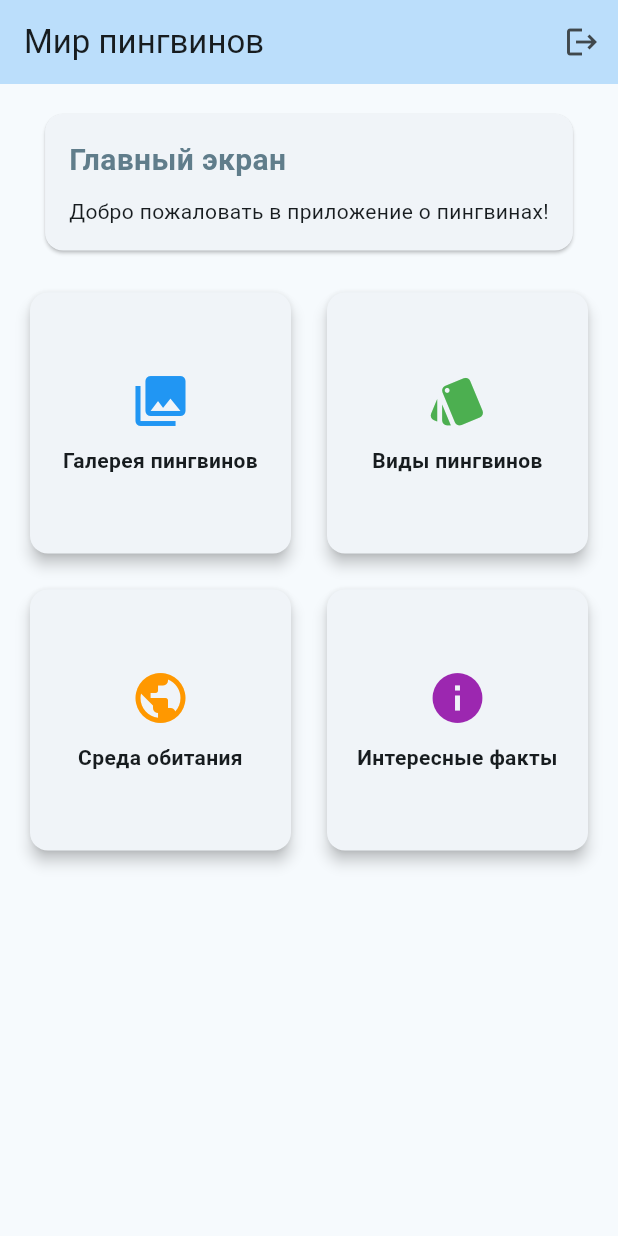
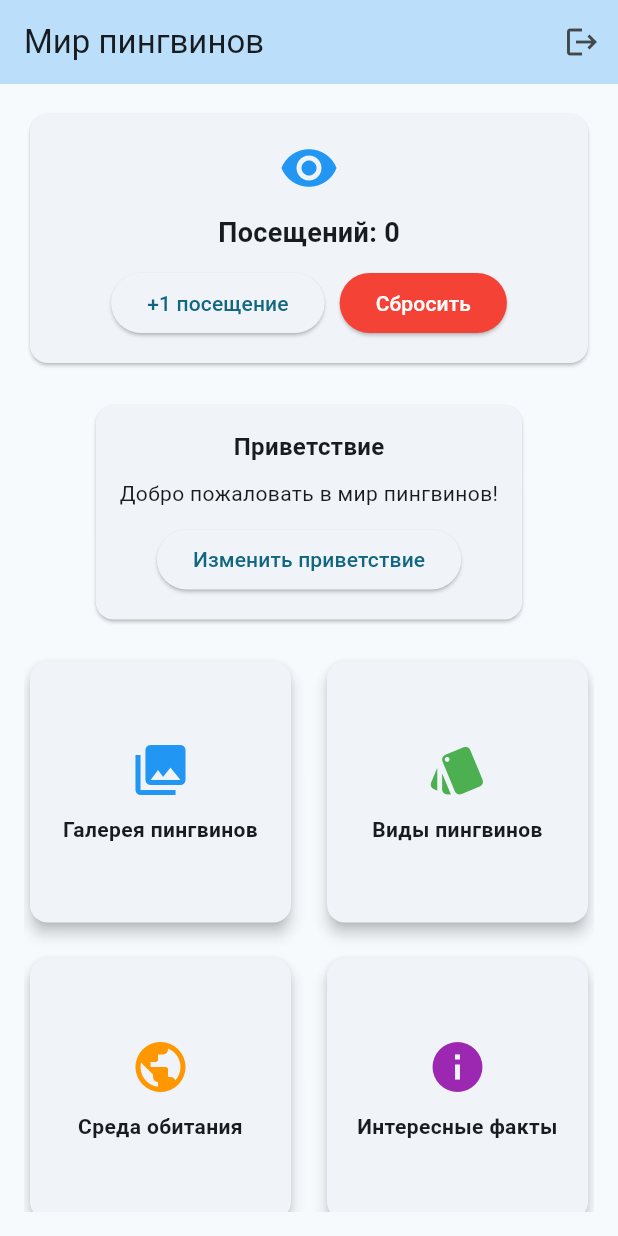
Before and after one commit to tezeku/rkmp, a Flutter app: the HomeScreen screen opened by its route, on a phone screen of 412 x 824 dp. Run offline on Flutter 3.47's test engine with Material 3 defaults, Android fonts, the phone set to English and light mode, and no system bars; our stand-ins replace bloc, cached_network_image, flutter_bloc, get_it, go_router; network calls fail.

Commit message:
Добавлена система управления состоянием в файле home_screen.dart с использованием Cubit.

```diff
--- /dev/null
+++ b/lib/presentation/screens/home/cubit/home_cubit.dart
@@ -0,0 +1,39 @@
+import 'package:flutter_bloc/flutter_bloc.dart';
+
+class HomeState {
+  final int visitCount;
+  final String welcomeMessage;
+
+  const HomeState({
+    this.visitCount = 0,
+    this.welcomeMessage = 'Добро пожаловать в мир пингвинов!',
+  });
+
+  HomeState copyWith({
+    int? visitCount,
+    String? welcomeMessage,
+  }) {
+    return HomeState(
+      visitCount: visitCount ?? this.visitCount,
+      welcomeMessage: welcomeMessage ?? this.welcomeMessage,
+    );
+  }
+}
+
+class HomeCubit extends Cubit<HomeState> {
+  HomeCubit() : super(const HomeState());
+
+  void incrementVisits() {
+    emit(state.copyWith(visitCount: state.visitCount + 1));
+  }
+
+  void updateWelcomeMessage(String newMessage) {
+    if (newMessage.isNotEmpty) {
+      emit(state.copyWith(welcomeMessage: newMessage));
+    }
+  }
+
+  void resetVisits() {
+    emit(state.copyWith(visitCount: 0));
+  }
+}
--- a/lib/presentation/screens/home/home_screen.dart
+++ b/lib/presentation/screens/home/home_screen.dart
@@ -1,12 +1,16 @@
 import 'package:flutter/material.dart';
+import 'package:flutter_bloc/flutter_bloc.dart';
 import 'package:go_router/go_router.dart';
+import 'cubit/home_cubit.dart';
 
 class HomeScreen extends StatelessWidget {
   const HomeScreen({super.key});
 
   @override
   Widget build(BuildContext context) {
-    return Scaffold(
+    return BlocProvider(
+      create: (context) => HomeCubit(),
+      child: Scaffold(
         appBar: AppBar(
           title: const Text('Мир пингвинов'),
           backgroundColor: Colors.blue[100],
@@ -18,27 +22,47 @@ class HomeScreen extends StatelessWidget {
             ),
           ],
         ),
-      body: Padding(
+        body: BlocBuilder<HomeCubit, HomeState>(
+          builder: (context, state) {
+            return Padding(
               padding: const EdgeInsets.all(16.0),
               child: Column(
                 crossAxisAlignment: CrossAxisAlignment.center,
                 children: [
-            const Card(
+                  // Статистика посещений
+                  Card(
                     child: Padding(
-                padding: EdgeInsets.all(16.0),
+                      padding: const EdgeInsets.all(16.0),
                       child: Column(
-                  crossAxisAlignment: CrossAxisAlignment.start,
                         children: [
+                          const Icon(Icons.visibility, size: 40, color: Colors.blue),
+                          const SizedBox(height: 10),
                           Text(
-                      'Главный экран',
-                      style: TextStyle(
-                        fontSize: 20,
+                            'Посещений: ${state.visitCount}',
+                            style: const TextStyle(
+                              fontSize: 18,
                               fontWeight: FontWeight.bold,
-                        color: Colors.blueGrey,
                             ),
                           ),
-                    SizedBox(height: 10),
-                    Text('Добро пожаловать в приложение о пингвинах!'),
+                          const SizedBox(height: 10),
+                          Row(
+                            mainAxisAlignment: MainAxisAlignment.center,
+                            children: [
+                              ElevatedButton(
+                                onPressed: () => context.read<HomeCubit>().incrementVisits(),
+                                child: const Text('+1 посещение'),
+                              ),
+                              const SizedBox(width: 10),
+                              ElevatedButton(
+                                onPressed: () => context.read<HomeCubit>().resetVisits(),
+                                style: ElevatedButton.styleFrom(
+                                  backgroundColor: Colors.red,
+                                  foregroundColor: Colors.white,
+                                ),
+                                child: const Text('Сбросить'),
+                              ),
+                            ],
+                          ),
                         ],
                       ),
                     ),
@@ -46,6 +70,38 @@ class HomeScreen extends StatelessWidget {
 
                   const SizedBox(height: 20),
 
+                  // Приветственное сообщение
+                  Card(
+                    child: Padding(
+                      padding: const EdgeInsets.all(16.0),
+                      child: Column(
+                        children: [
+                          const Text(
+                            'Приветствие',
+                            style: TextStyle(
+                              fontSize: 16,
+                              fontWeight: FontWeight.bold,
+                            ),
+                          ),
+                          const SizedBox(height: 10),
+                          Text(
+                            state.welcomeMessage,
+                            textAlign: TextAlign.center,
+                            style: const TextStyle(fontSize: 14),
+                          ),
+                          const SizedBox(height: 10),
+                          ElevatedButton(
+                            onPressed: () => _showEditMessageDialog(context),
+                            child: const Text('Изменить приветствие'),
+                          ),
+                        ],
+                      ),
+                    ),
+                  ),
+
+                  const SizedBox(height: 20),
+
+                  // Навигационные карточки
                   Expanded(
                     child: GridView.count(
                       crossAxisCount: 2,
@@ -85,6 +141,9 @@ class HomeScreen extends StatelessWidget {
                   ),
                 ],
               ),
+            );
+          },
+        ),
       ),
     );
   }
@@ -118,4 +177,37 @@ class HomeScreen extends StatelessWidget {
       ),
     );
   }
+
+  void _showEditMessageDialog(BuildContext context) {
+    final TextEditingController messageController = TextEditingController();
+
+    showDialog(
+      context: context,
+      builder: (context) => AlertDialog(
+        title: const Text('Изменить приветствие'),
+        content: TextField(
+          controller: messageController,
+          decoration: const InputDecoration(
+            labelText: 'Новое приветствие',
+            border: OutlineInputBorder(),
+          ),
+        ),
+        actions: [
+          TextButton(
+            onPressed: () => Navigator.pop(context),
+            child: const Text('Отмена'),
+          ),
+          TextButton(
+            onPressed: () {
+              if (messageController.text.isNotEmpty) {
+                context.read<HomeCubit>().updateWelcomeMessage(messageController.text);
+                Navigator.pop(context);
               }
+            },
+            child: const Text('Сохранить'),
+          ),
+        ],
+      ),
+    );
+  }
+}
```
Lines whose indentation alone changed are shown as unchanged.
